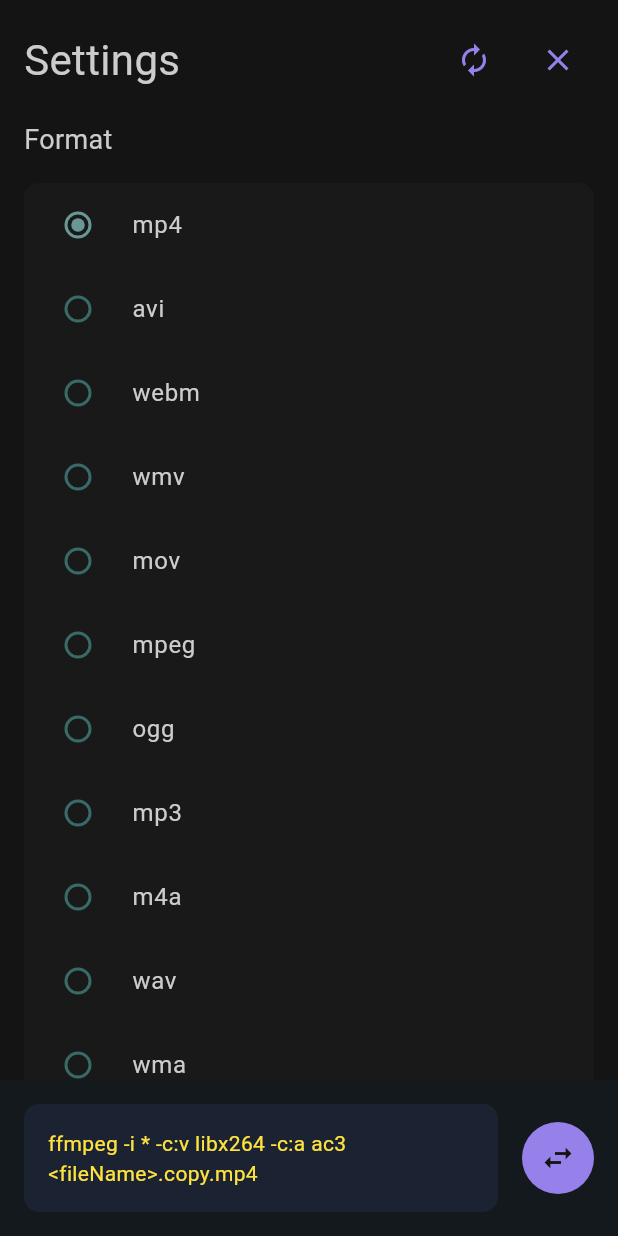
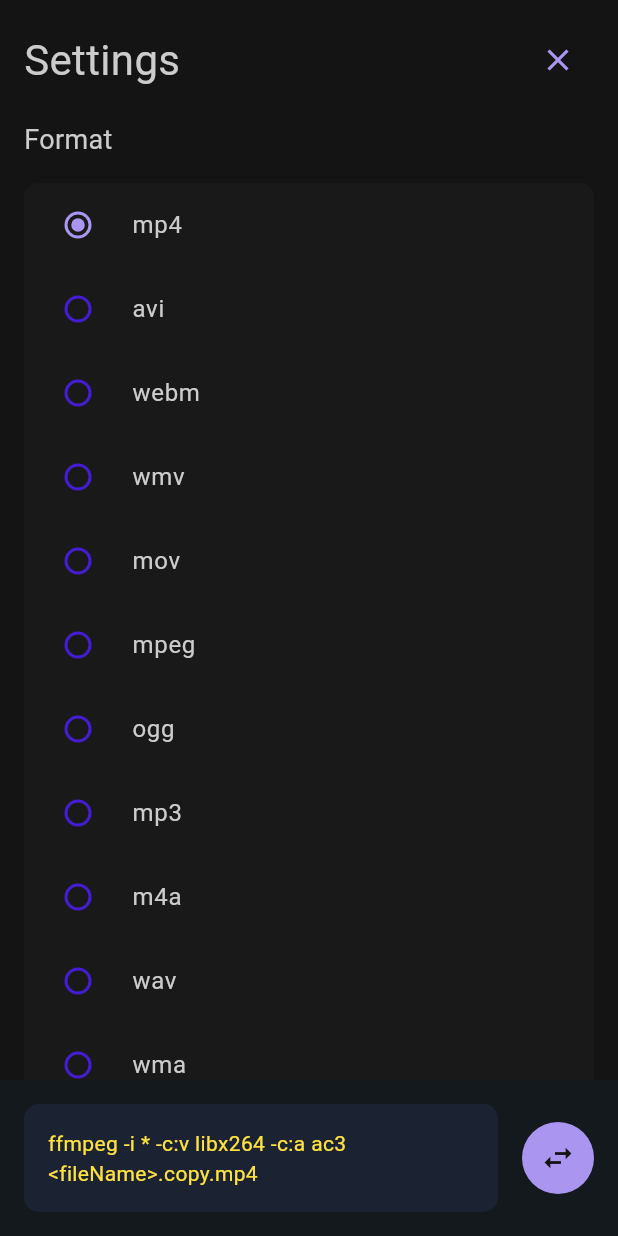
Before and after one commit to rama-o/morfosis, a Flutter app: the screen it shows after launch, after a tap on the "settings" icon, on a phone screen of 412 x 824 dp. Run offline on Flutter 3.47's test engine with Material 3 defaults, Android fonts, the phone set to English and light mode, and no system bars; our stand-ins replace file_picker; project files that could hold a hidden picture were left out.

Commit message:
file manager

```diff
--- a/lib/main.dart
+++ b/lib/main.dart
@@ -1,19 +1,42 @@
+import 'dart:async';
+import 'dart:io';
+
 import 'package:flutter/material.dart';
 import 'package:path/path.dart' as p;
+import 'package:file_picker/file_picker.dart';
 
 void main() {
   runApp(const MorfosisApp());
 }
 
+Color darken(Color color, [double amount = .1]) {
+  assert(amount >= 0 && amount <= 1);
+
+  final hsl = HSLColor.fromColor(color);
+  final hslDark = hsl.withLightness((hsl.lightness - amount).clamp(0.0, 1.0));
+
+  return hslDark.toColor();
+}
+
+Color lighten(Color color, [double amount = .1]) {
+  assert(amount >= 0 && amount <= 1);
+
+  final hsl = HSLColor.fromColor(color);
+  final hslLight = hsl.withLightness((hsl.lightness + amount).clamp(0.0, 1.0));
+
+  return hslLight.toColor();
+}
+
 const Color bgColor = Color.fromARGB(255, 20, 20, 20);
 const Color bgColor2 = Color.fromARGB(255, 25, 25, 25);
 const Color barColor = Color.fromARGB(255, 20, 25, 29);
-const Color detailsColor = Color.fromARGB(255, 150, 128, 233);
+const Color accentColor = Color.fromARGB(255, 170, 150, 241);
 const Color dangerColor = Color(0xffff8080);
 const Color foregroundColor = Color(0xffcccccc);
-const Color inputColor = Color.fromARGB(255, 118, 190, 140);
-const Color uncheckedColor = Color(0xFF386A68);
-const Color checkedColor = Color(0xFF689896);
+
+final Color uncheckedColor = darken(accentColor, .3);
+final Color checkedColor = accentColor;
+final Color inputColor = darken(accentColor, .4);
 
 class UiSettings {
   String outputFormat;
@@ -51,6 +74,16 @@ class UiSettings {
 }
 
 final ValueNotifier<UiSettings> settingsNotifier = ValueNotifier(UiSettings());
+
+final ValueNotifier<List<File>> filesNotifier = ValueNotifier([]);
+
+void addFile(File file) {
+  filesNotifier.value = [...filesNotifier.value, file];
+}
+
+void removeFile(fileFile file) {
+  filesNotifier.value = filesNotifier.value.where((f) => f != file).toList();
+}
 
 String buildComando(UiSettings settings) {
   String videoCodec = settings.videoCodec == 'Keep Original'
@@ -101,6 +134,24 @@ final prefixController = TextEditingController(
   text: settingsNotifier.value.outputPrefix,
 );
 
+Future<void> pickAudioOrVideo() async {
+  FilePickerResult? result = await FilePicker.platform.pickFiles(
+    type: FileType.custom,
+    allowMultiple: true,
+    allowedExtensions: formatList,
+  );
+
+  if (result != null) {
+    for (var platformFile in result.files) {
+      if (platformFile.path != null) {
+        addFile(File(platformFile.path!));
+      }
+    }
+  } else {
+    print("User canceled");
+  }
+}
+
 class SectionTitle extends StatelessWidget {
   final String label;
 
@@ -109,6 +160,47 @@ class SectionTitle extends StatelessWidget {
   @override
   Widget build(BuildContext context) {
     return Text(label, style: TextStyle(color: foregroundColor, fontSize: 28));
+  }
+}
+
+class CustomTextbox extends StatelessWidget {
+  final TextEditingController ctrl;
+  final ValueChanged<String> onChanged;
+  final String label;
+
+  const CustomTextbox({
+    super.key,
+    required this.ctrl,
+    required this.onChanged,
+    required this.label,
+  });
+
+  @override
+  Widget build(BuildContext context) {
+    return Column(
+      spacing: 16,
+      crossAxisAlignment: CrossAxisAlignment.start,
+      children: [
+        Text(label, style: TextStyle(color: foregroundColor)),
+        TextField(
+          controller: ctrl,
+          style: const TextStyle(color: foregroundColor),
+          decoration: InputDecoration(
+            filled: true,
+            fillColor: inputColor,
+            contentPadding: const EdgeInsets.symmetric(
+              horizontal: 12,
+              vertical: 8,
+            ),
+            border: OutlineInputBorder(
+              borderRadius: BorderRadius.circular(8),
+              borderSide: BorderSide.none,
+            ),
+          ),
+          onChanged: onChanged,
+        ),
+      ],
+    );
   }
 }
 
@@ -323,7 +415,9 @@ class ListItem extends StatelessWidget {
                 tooltip: 'Delete Item',
                 bg: dangerColor,
 
-                action: () {},
+                action: () {
+                  // removeFile(file);
+                },
               ),
             ],
           ),
@@ -353,7 +447,6 @@ class _MorfosisAppState extends State<MorfosisApp> {
     _pageController.jumpToPage(index);
   }
 
-  void addFiles() {}
   void convertFiles() {}
   void clearQueue() {}
   void deleteItem() {}
@@ -383,21 +476,22 @@ class _MorfosisAppState extends State<MorfosisApp> {
                         CustomBtnSecondary(
                           glyph: const Icon(Icons.add),
                           tooltip: 'Add Files',
-                          bg: detailsColor,
-
-                          action: addFiles,
+                          bg: accentColor,
+                          action: () async {
+                            await pickAudioOrVideo();
+                          },
                         ),
                         CustomBtnSecondary(
                           glyph: const Icon(Icons.cleaning_services),
                           tooltip: 'Clear Queue',
-                          bg: detailsColor,
+                          bg: accentColor,
 
                           action: clearQueue,
                         ),
                         CustomBtnSecondary(
                           glyph: const Icon(Icons.settings),
                           tooltip: 'Settings',
-                          bg: detailsColor,
+                          bg: accentColor,
 
                           action: () => navigateTo(1),
                         ),
@@ -406,14 +500,19 @@ class _MorfosisAppState extends State<MorfosisApp> {
 
                     if (!errors.isEmpty) PromptOutput(output: errors),
 
-                    Column(
-                      spacing: 16,
-                      children: queue
-                          .map(
-                            (item) =>
-                                ListItem(path: item, id: queue.indexOf(item)),
-                          )
-                          .toList(),
+                    ValueListenableBuilder<List<File>>(
+                      valueListenable: filesNotifier,
+                      builder: (context, files, _) {
+                        return ListView(
+                          shrinkWrap: true,
+                          physics: NeverScrollableScrollPhysics(),
+                          children: files.asMap().entries.map((entry) {
+                            final index = entry.key;
+                            final file = entry.value;
+                            return ListItem(path: file.path, id: index);
+                          }).toList(),
+                        );
+                      },
                     ),
                   ],
                 ),
@@ -432,16 +531,9 @@ class _MorfosisAppState extends State<MorfosisApp> {
                       children: [
                         Expanded(child: SectionTitle(label: 'Settings')),
                         CustomBtnSecondary(
-                          glyph: const Icon(Icons.autorenew),
-                          tooltip: 'Reset Settings',
-                          bg: detailsColor,
-
-                          action: clearQueue,
-                        ),
-                        CustomBtnSecondary(
                           glyph: const Icon(Icons.close),
                           tooltip: 'Close Settings',
-                          bg: detailsColor,
+                          bg: accentColor,
 
                           action: () => navigateTo(0),
                         ),
@@ -531,49 +623,17 @@ class _MorfosisAppState extends State<MorfosisApp> {
                         spacing: 16,
                         crossAxisAlignment: CrossAxisAlignment.start,
                         children: [
-                          Text(
-                            'Prefix',
-                            style: TextStyle(color: foregroundColor),
-                          ),
-                          TextField(
-                            controller: prefixController,
-                            style: TextStyle(color: bgColor),
-                            decoration: InputDecoration(
-                              filled: true,
-                              fillColor: inputColor,
-                              contentPadding: const EdgeInsets.symmetric(
-                                horizontal: 12,
-                                vertical: 8,
-                              ),
-                              border: OutlineInputBorder(
-                                borderRadius: BorderRadius.circular(8),
-                                borderSide: BorderSide.none,
-                              ),
-                            ),
+                          CustomTextbox(
+                            label: 'Prefix',
+                            ctrl: prefixController,
                             onChanged: (value) {
                               settingsNotifier.value = settingsNotifier.value
-                                  .copyWith(outputPrefix: value);
+                                  .copyWith(outputSuffix: value);
                             },
                           ),
-                          Text(
-                            'Suffix',
-                            style: TextStyle(color: foregroundColor),
-                          ),
-                          TextField(
-                            controller: suffixController,
-                            style: const TextStyle(color: bgColor),
-                            decoration: InputDecoration(
-                              filled: true,
-                              fillColor: inputColor,
-                              contentPadding: const EdgeInsets.symmetric(
-                                horizontal: 12,
-                                vertical: 8,
-                              ),
-                              border: OutlineInputBorder(
-                                borderRadius: BorderRadius.circular(8),
-                                borderSide: BorderSide.none,
-                              ),
-                            ),
+                          CustomTextbox(
+                            label: 'Suffix',
+                            ctrl: suffixController,
                             onChanged: (value) {
                               settingsNotifier.value = settingsNotifier.value
                                   .copyWith(outputSuffix: value);
@@ -607,7 +667,7 @@ class _MorfosisAppState extends State<MorfosisApp> {
                 CustomBtnPrimary(
                   glyph: const Icon(Icons.swap_horiz),
                   tooltip: 'Convert Files',
-                  bg: detailsColor,
+                  bg: accentColor,
 
                   action: convertFiles,
                 ),
--- a/pubspec.yaml
+++ b/pubspec.yaml
@@ -30,6 +30,8 @@ environment:
 dependencies:
   flutter:
     sdk: flutter
+
+  file_picker: ^8.1.2
 
   # The following adds the Cupertino Icons font to your application.
   # Use with the CupertinoIcons class for iOS style icons.
```
Also changed, not shown: pubspec.lock, 2 other files.
